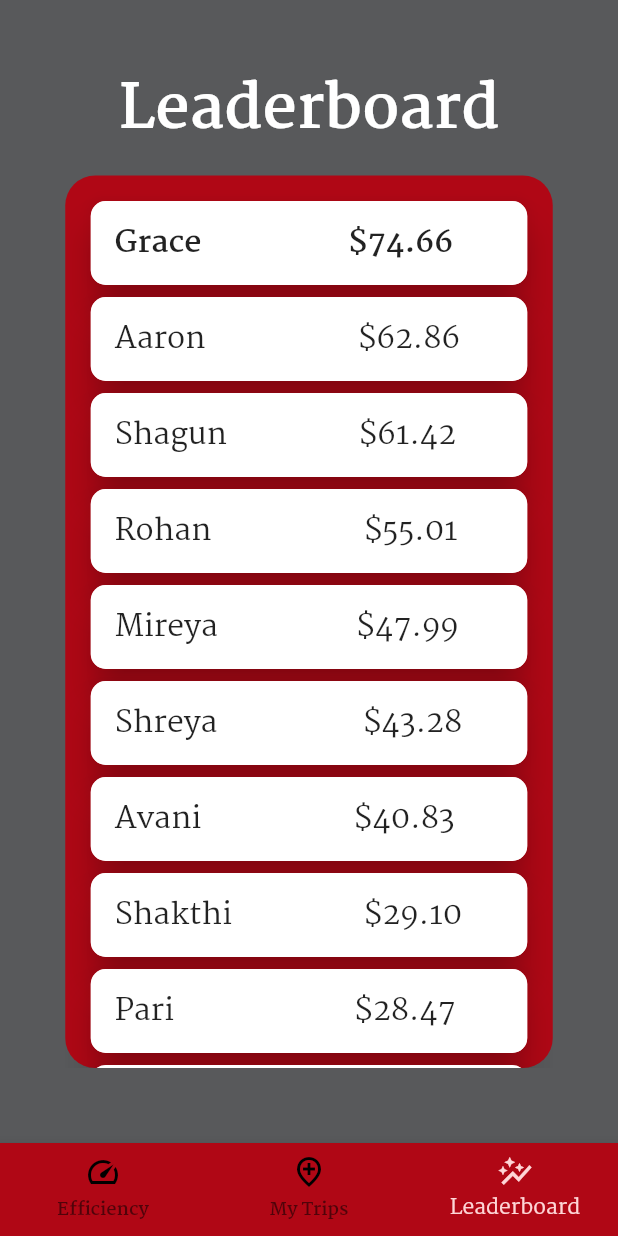
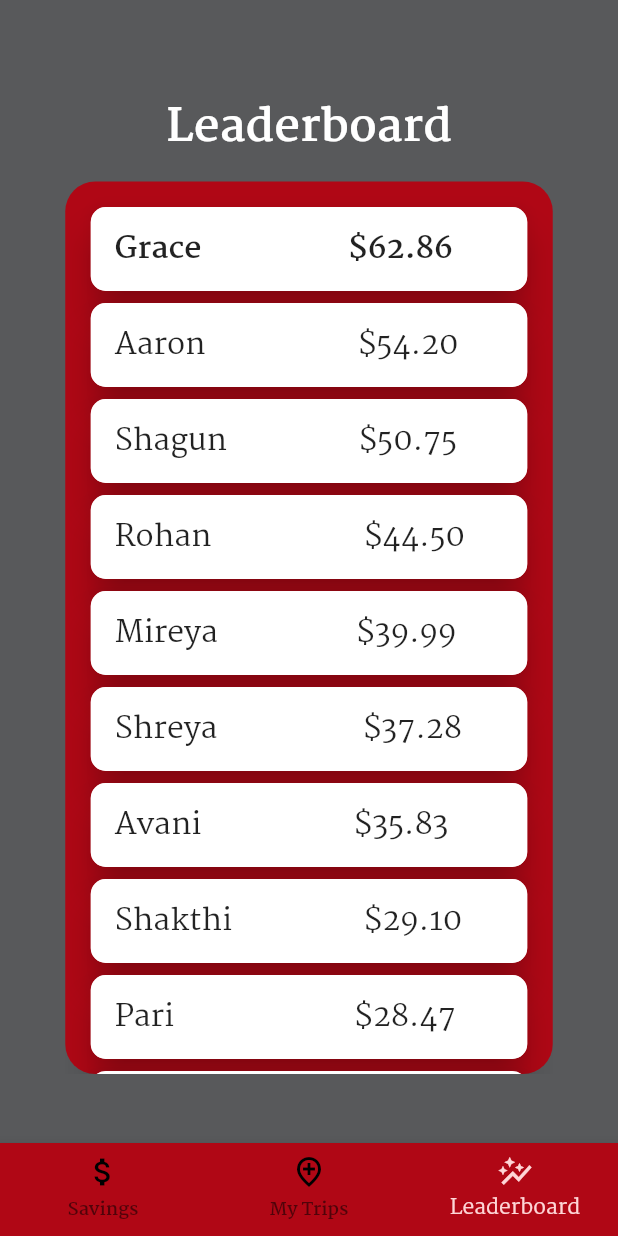
Before and after one commit to avanivg/electips, a Flutter app: the NavbarPage screen opened by its route, item 3 of the bottom bar chosen, on a phone screen of 412 x 824 dp. Run offline on Flutter 3.47's test engine with Material 2 defaults, Android fonts, the phone set to English and light mode, and no system bars; our stand-ins replace cloud_firestore, firebase_auth, firebase_core; accounts and stored records are empty.

Commit message:
final app

```diff
--- a/elec_tips/lib/leaderboard.dart
+++ b/elec_tips/lib/leaderboard.dart
@@ -17,16 +17,16 @@ class _LeaderboardPageState extends State<LeaderboardPage> {
         child: Column(
             children: <Widget>[
               Container(
-                padding: const EdgeInsets.only(top: 40),
+                padding: const EdgeInsets.only(top: 60),
 
                 child: const Text(
                     'Leaderboard',
-                    style: TextStyle (fontSize: 40, fontFamily: "Martel", fontWeight: FontWeight.bold, color: Colors.white)
+                    style: TextStyle (fontSize: 30, fontFamily: "Martel", fontWeight: FontWeight.bold, color: Colors.white)
                 ),
 
               ),
               Container(
-                  margin: EdgeInsets.fromLTRB(20, 10, 20, 20),
+                  margin: EdgeInsets.fromLTRB(20, 10, 20, 0),
                   width: 325,
                   height: 595,
                   decoration: const BoxDecoration(
@@ -49,7 +49,7 @@ class _LeaderboardPageState extends State<LeaderboardPage> {
                               ),
                               //child: Material(
                               child: ListTile(
-                                title:Text("Grace \t\t\t\t \t\t \t\t \t\t \t\t \t\t  \$74.66",   style: TextStyle(fontSize: 20, fontFamily: "Martel", fontWeight: FontWeight.bold)) ,
+                                title:Text("Grace \t\t\t\t \t\t \t\t \t\t \t\t \t\t  \$62.86",   style: TextStyle(fontSize: 20, fontFamily: "Martel", fontWeight: FontWeight.bold)) ,
 
                               )
                             // ),
@@ -63,7 +63,7 @@ class _LeaderboardPageState extends State<LeaderboardPage> {
                             ),
                             //child: Material(
                             child: ListTile(
-                              title: Text("Aaron \t\t\t\t \t\t \t\t \t\t \t\t \t\t  \$62.86",   style: TextStyle(fontSize: 20, fontFamily: "Martel")),
+                              title: Text("Aaron \t\t\t\t \t\t \t\t \t\t \t\t \t\t  \$54.20",   style: TextStyle(fontSize: 20, fontFamily: "Martel")),
                             ),
                             // ),
                           ),
@@ -76,7 +76,7 @@ class _LeaderboardPageState extends State<LeaderboardPage> {
                                 borderRadius: BorderRadius.circular(10),
                               ),
                               child: ListTile(
-                                title: Text("Shagun \t\t\t\t \t\t \t\t \t\t \t\t\t \$61.42",   style: TextStyle(fontSize: 20, fontFamily: "Martel")),
+                                title: Text("Shagun \t\t\t\t \t\t \t\t \t\t \t\t\t \$50.75",   style: TextStyle(fontSize: 20, fontFamily: "Martel")),
                               )
                             //  ),
                           ),
@@ -91,7 +91,7 @@ class _LeaderboardPageState extends State<LeaderboardPage> {
                                 borderRadius: BorderRadius.circular(10),
                               ),
                               child: ListTile(
-                                title: Text("Rohan \t\t\t\t \t\t \t\t \t\t \t\t \t\t  \$55.01",   style: TextStyle(fontSize: 20, fontFamily: "Martel")),
+                                title: Text("Rohan \t\t\t\t \t\t \t\t \t\t \t\t \t\t  \$44.50",   style: TextStyle(fontSize: 20, fontFamily: "Martel")),
                               )
                             //),
                           ),
@@ -105,7 +105,7 @@ class _LeaderboardPageState extends State<LeaderboardPage> {
                                 borderRadius: BorderRadius.circular(10),
                               ),
                               child: ListTile(
-                                title: Text("Mireya \t\t\t\t \t\t \t\t \t\t \t\t\t  \$47.99",   style: TextStyle(fontSize: 20, fontFamily: "Martel")),
+                                title: Text("Mireya \t\t\t\t \t\t \t\t \t\t \t\t\t  \$39.99",   style: TextStyle(fontSize: 20, fontFamily: "Martel")),
                               )
                             // ),
                           ),
@@ -119,7 +119,7 @@ class _LeaderboardPageState extends State<LeaderboardPage> {
                                 borderRadius: BorderRadius.circular(10),
                               ),
                               child: ListTile(
-                                title: Text("Shreya \t\t\t\t \t\t \t\t \t\t \t\t    \$43.28",   style: TextStyle(fontSize: 20, fontFamily: "Martel")),
+                                title: Text("Shreya \t\t\t\t \t\t \t\t \t\t \t\t    \$37.28",   style: TextStyle(fontSize: 20, fontFamily: "Martel")),
                               )
                             // ),
                           ),
@@ -131,7 +131,7 @@ class _LeaderboardPageState extends State<LeaderboardPage> {
                                 borderRadius: BorderRadius.circular(10),
                               ),
                               child: ListTile(
-                                title: Text("Avani \t\t\t\t \t\t \t\t \t\t \t\t \t\t  \$40.83",   style: TextStyle(fontSize: 20, fontFamily: "Martel")),
+                                title: Text("Avani \t\t\t\t \t\t \t\t \t\t \t\t \t\t  \$35.83",   style: TextStyle(fontSize: 20, fontFamily: "Martel")),
                               )
                             // ),
                           ),
--- a/elec_tips/lib/navbar.dart
+++ b/elec_tips/lib/navbar.dart
@@ -36,10 +36,10 @@ class _NavbarPageState extends State<NavbarPage> {
 
         items: const <BottomNavigationBarItem>[
           BottomNavigationBarItem(
-            icon: Icon(Icons.speed_sharp,
+            icon: Icon(Icons.attach_money_sharp,
               //color: Color.fromARGB(255, 28, 49, 68),
             ),
-            label: 'Efficiency',
+            label: 'Savings',
           ),
           BottomNavigationBarItem(
             icon: Icon(Icons.add_location_outlined,
--- a/elec_tips/lib/trips.dart
+++ b/elec_tips/lib/trips.dart
@@ -18,7 +18,7 @@ class _TripsPageState extends State<TripsPage> {
     return Scaffold(
       appBar: AppBar(
           bottomOpacity: 0.0,
-          toolbarHeight: 100,
+          toolbarHeight: 70,
           elevation: 0.0,
         backgroundColor: Color.fromARGB(255, 255, 255, 255),
         flexibleSpace: Container(
@@ -34,7 +34,7 @@ class _TripsPageState extends State<TripsPage> {
     ),
     Align(
     alignment: Alignment.center,
-    child: Text('Contact Book',
+    child: Text('My Trips',
     style: TextStyle(
     color: Color.fromARGB(255, 0, 0, 0),
     fontSize: 30.0,
```
Also changed, not shown: elec_tips/lib/efficiency.dart (+4 -4 lines).
